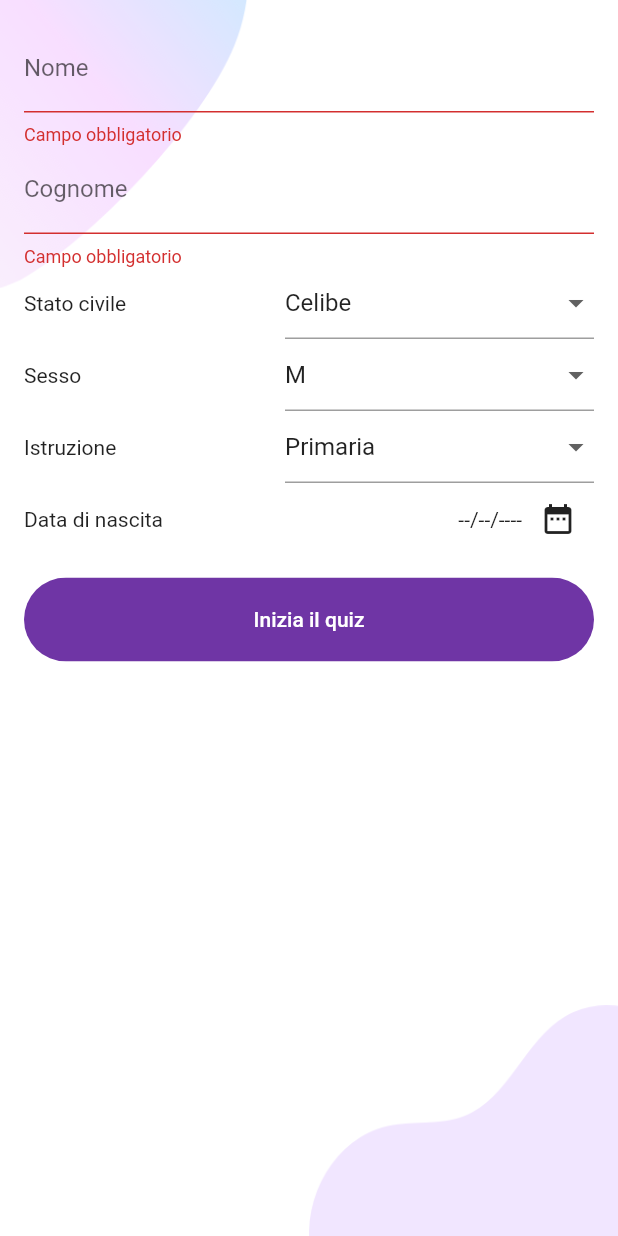
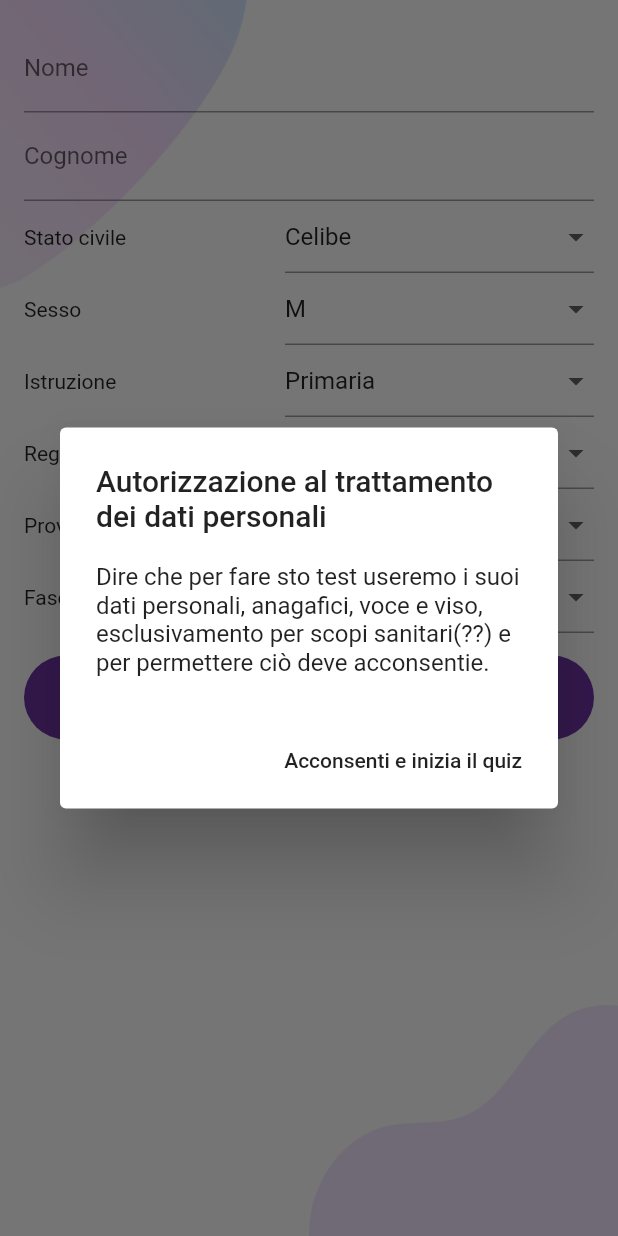
Before and after one commit to Team-Informatica-Economia/depression_screening_app, a Flutter app: the DatiPersonali screen opened directly, after a tap on "Inizia il quiz", on a phone screen of 412 x 824 dp. Run offline on Flutter 3.47's test engine with Material 2 defaults, Android fonts, the phone set to English and light mode, and no system bars; our stand-ins replace firebase_auth, firebase_core, flutter_svg; missing offline and left inert: audio_recorder; accounts and stored records are empty.

Commit message:
Aggiunti menu a tendina necessari, aggiunto pop up per il trattamento dei dati personali. Tolta temporaneamente la funzione di validazione.

```diff
--- a/lib/Screens/Profile/components/bodyDatiPersonali.dart
+++ b/lib/Screens/Profile/components/bodyDatiPersonali.dart
@@ -26,6 +26,43 @@ class _BodyDatiPersonali extends State<BodyDatiPersonali>{
   final _pswKey= GlobalKey<FormFieldState>();
   DateTime _selectedDate=DateTime.now();
   final RegistraUtente utente = RegistraUtente();
+
+  showAlertDialog(BuildContext context) {
+    // set up the button
+    Widget okButton = FlatButton(
+      child: Text("Acconsenti e inizia il quiz"),
+      onPressed: () {
+
+
+          Navigator.push(
+              context,
+              MaterialPageRoute(
+                  builder: (context){
+                    return getjson();
+                  }
+              )
+          );
+
+
+      },
+    );
+    // set up the AlertDialog
+    AlertDialog alert = AlertDialog(
+      title: Text("Autorizzazione al trattamento dei dati personali"),
+      content: Text("Dire che per fare sto test useremo i suoi dati personali, anagafici, voce e viso, esclusivamento per scopi "
+          "sanitari(??) e per permettere ciò deve acconsentie."),
+      actions: [
+        okButton,
+      ],
+    );
+    // show the dialog
+    showDialog(
+      context: context,
+      builder: (BuildContext context) {
+        return alert;
+      },
+    );
+  }
 
 
   @override
@@ -122,7 +159,10 @@ class _BodyDatiPersonali extends State<BodyDatiPersonali>{
                                       value: Sesso.F,
                                     ),
 
-
+                                    DropdownMenuItem(
+                                      child: Text("Preferisco\nnon specificarlo"),
+                                      value: Sesso.PreferiscoNonRispondere,
+                                    ),
 
                                   ]
                               ),
@@ -171,21 +211,114 @@ class _BodyDatiPersonali extends State<BodyDatiPersonali>{
                           ]
                       ),
 
+
                       Row(
                           children: <Widget>[
-                            Padding(
-                              padding: EdgeInsets.only(right: 16),
-                              child: Text("Data di nascita"),
+                            Text("Regione"),
+                            Spacer(),
+                            SizedBox(
+                              width: MediaQuery.of(context).size.width/2,
+                              child: DropdownButtonFormField<Regione>(
+                                  value: utente.regione,
+                                  onChanged: (value){
+                                    utente.regione=value;
+                                  },
+
+                                  onSaved: (value)=>utente.regione=value,
+
+                                  items: [
+                                    DropdownMenuItem(
+                                      child: Text("Regione1"),
+                                      value: Regione.regione1,
+                                    ),
+
+                                    DropdownMenuItem(
+                                      child: Text("Regione2"),
+                                      value: Regione.regione2,
+                                    ),
+
+
+
+                                  ]
+                              ),
+
+
                             ),
+
+
+                          ]
+                      ),
+
+                      Row(
+                          children: <Widget>[
+                            Text("Provincia"),
                             Spacer(),
-                            Text(utente.nascita == null
-                                ? "--/--/----"
-                                : widget._df.format(utente.nascita)),
+                            SizedBox(
+                              width: MediaQuery.of(context).size.width/2,
+                              child: DropdownButtonFormField<Provincia>(
+                                  value: utente.provincia,
+                                  onChanged: (value){
+                                    utente.provincia=value;
+                                  },
 
-                            IconButton(
-                              icon: Icon(Icons.date_range),
-                              onPressed: () => getData(context),
-                            )
+                                  onSaved: (value)=>utente.provincia=value,
+
+                                  items: [
+                                    DropdownMenuItem(
+                                      child: Text("Provincia1"),
+                                      value: Provincia.provincia1,
+                                    ),
+
+                                    DropdownMenuItem(
+                                      child: Text("Provincia2"),
+                                      value: Provincia.provincia2,
+                                    ),
+
+
+
+                                  ]
+                              ),
+
+
+                            ),
+
+
+                          ]
+                      ),
+
+
+                      Row(
+                          children: <Widget>[
+                            Text("Fascia di età"),
+                            Spacer(),
+                            SizedBox(
+                              width: MediaQuery.of(context).size.width/2,
+                              child: DropdownButtonFormField<FasciaEta>(
+                                  value: utente.eta,
+                                  onChanged: (value){
+                                    utente.eta=value;
+                                  },
+
+                                  onSaved: (value)=>utente.eta=value,
+
+                                  items: [
+                                    DropdownMenuItem(
+                                      child: Text("(18-20)"),
+                                      value: FasciaEta.diciottoVenti,
+                                    ),
+
+                                    DropdownMenuItem(
+                                      child: Text("(21-30)"),
+                                      value: FasciaEta.ventunoTrenta,
+                                    ),
+
+
+
+                                  ]
+                              ),
+
+
+                            ),
 
 
                           ]
@@ -197,10 +330,12 @@ class _BodyDatiPersonali extends State<BodyDatiPersonali>{
 
 
 
+
                       RoundedButton(
                           text: "Inizia il quiz",
                           press: (){
-                            if(_formKey.currentState.validate()){
+                            showAlertDialog(context);
+                         /*   if(_formKey.currentState.validate()){
                           print("Nesun errore");
                           _formKey.currentState.save();
 
@@ -212,7 +347,7 @@ class _BodyDatiPersonali extends State<BodyDatiPersonali>{
                                   }
                               )
                           );
-                        }
+                        } */
 
 
                           }
@@ -227,19 +362,7 @@ class _BodyDatiPersonali extends State<BodyDatiPersonali>{
     );
   }
 
-  getData(BuildContext context) async{
-    var fDate=await showDatePicker(
-      context: context,
-      initialDate: _selectedDate,
-      firstDate: DateTime(1900),
-      lastDate: DateTime(2030),
-    );
 
-    if(fDate!=null) setState(() {
-      utente.nascita=fDate;
-    });
-
-  }
 }
 
 
@@ -250,11 +373,23 @@ enum StatoCivile{
 }
 
 enum Sesso{
-  M, F
+  M, F, PreferiscoNonRispondere
 }
 
 enum Scuola{
   Primaria, Medie
+}
+
+enum Regione{
+  regione1, regione2
+}
+
+enum Provincia{
+  provincia1, provincia2
+}
+
+enum FasciaEta{
+  diciottoVenti, ventunoTrenta, trentunoQuaranta, quarantunoCinquanta, cinquantuno60, settantaEOltre
 }
 
 class Utente{
@@ -263,7 +398,9 @@ class Utente{
   StatoCivile statoCivile =StatoCivile.celibe;
   Sesso sesso=Sesso.M;
   Scuola scuola= Scuola.Primaria;
-  DateTime nascita;
+  Regione regione=Regione.regione1;
+  Provincia provincia=Provincia.provincia1;
+  FasciaEta eta=FasciaEta.diciottoVenti;
 
 }
 
```
